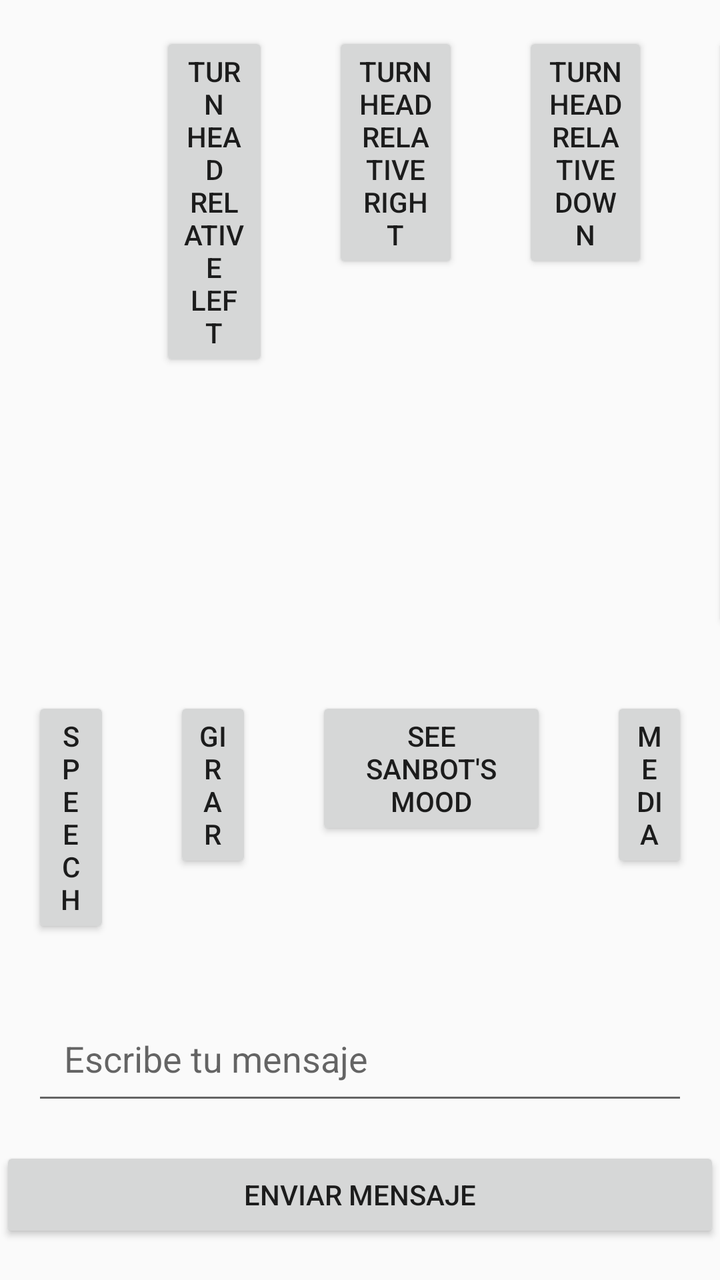
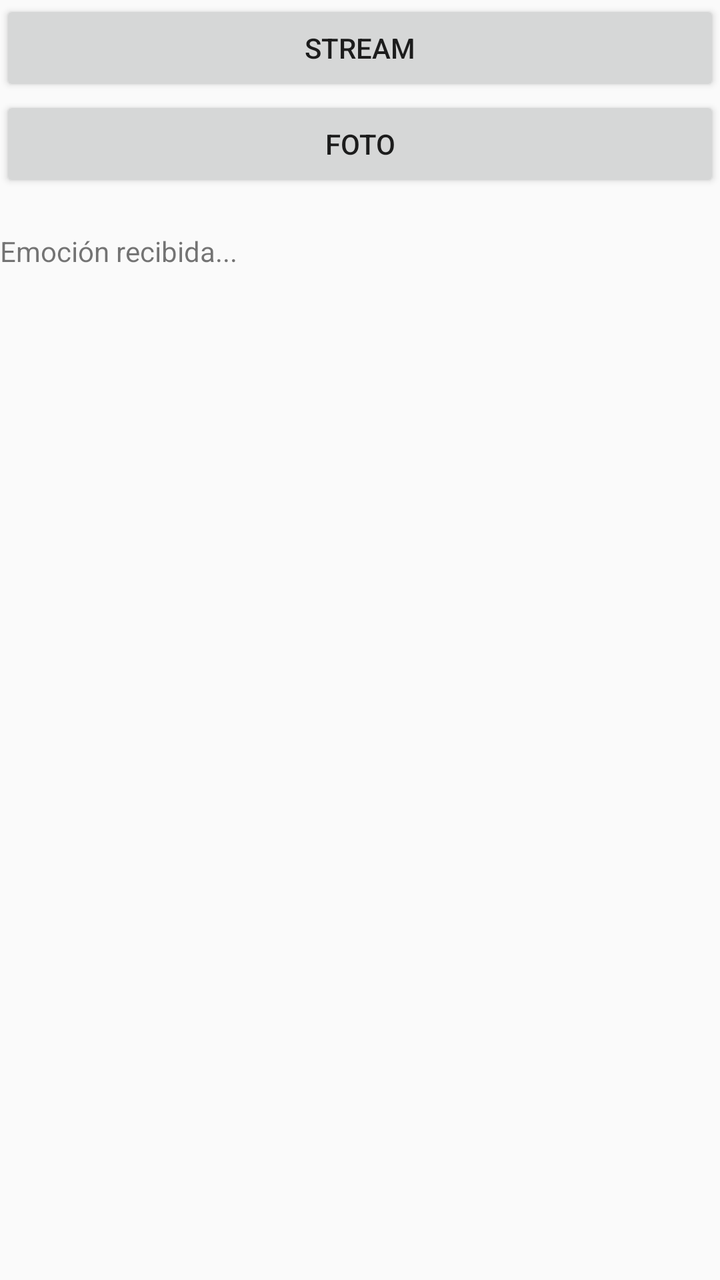

The first picture is an Android layout as it rendered before a commit; the second is the same layout after the commit. The layout source and the unified diff follow.
<!-- AndroidManifest.xml: activity theme AppTheme.NoActionBar -->
<!-- res/layout/activity_main.xml -->
<?xml version="1.0" encoding="utf-8"?>
<android.support.v7.widget.LinearLayoutCompat xmlns:android="http://schemas.android.com/apk/res/android"
    xmlns:app="http://schemas.android.com/apk/res-auto"
    xmlns:tools="http://schemas.android.com/tools"
    android:layout_width="match_parent"
    android:layout_height="match_parent"
    android:orientation="vertical"
    tools:context=".MainActivity">



    <LinearLayout
        android:layout_width="wrap_content"
        android:layout_height="wrap_content"
        android:orientation="horizontal">

        <Button
            android:id="@+id/ledOn"
            android:layout_width="0dp"
            android:layout_height="wrap_content"
            android:layout_margin="16dp"
            android:layout_weight="1"
            android:text="leds on" />

        <Button
            android:id="@+id/ledOff"
            android:layout_width="0dp"
            android:layout_height="wrap_content"
            android:layout_margin="16dp"
            android:layout_weight="1"
            android:text="leds off" />

        <Button
            android:id="@+id/headLeft"
            android:layout_width="0dp"
            android:layout_height="wrap_content"
            android:layout_margin="16dp"
            android:layout_weight="1"
            android:text="turn head relative left" />

        <Button
            android:id="@+id/headRight"
            android:layout_width="0dp"
            android:layout_height="wrap_content"
            android:layout_margin="16dp"
            android:layout_weight="1"
            android:text="turn head relative right" />
        <Button
            android:id="@+id/headDown"
            android:layout_width="0dp"
            android:layout_height="wrap_content"
            android:layout_margin="16dp"
            android:layout_weight="1"
            android:text="turn head relative down" />

        <Button
            android:id="@+id/headUp"
            android:layout_width="0dp"
            android:layout_height="wrap_content"
            android:layout_margin="16dp"
            android:layout_weight="1"
            android:text="turn head relative up" />
        <Button
            android:id="@+id/headCenter"
            android:layout_width="0dp"
            android:layout_height="wrap_content"
            android:layout_margin="16dp"
            android:layout_weight="1"
            android:text="reset head to center" />
    </LinearLayout>

    <LinearLayout
        android:layout_width="wrap_content"
        android:layout_height="wrap_content"
        android:orientation="horizontal">

        <Button
            android:id="@+id/buttonSayHi"
            android:layout_width="0dp"
            android:layout_height="wrap_content"
            android:layout_margin="16dp"
            android:layout_weight="1"
            android:text="Speech" />

        <Button
            android:id="@+id/buttonWheelForward"
            android:layout_width="0dp"
            android:layout_height="wrap_content"
            android:layout_margin="16dp"
            android:layout_weight="1"
            android:text="Girar" />

        <Button
            android:id="@+id/setEmotion"
            android:layout_width="0dp"
            android:layout_height="wrap_content"
            android:layout_margin="16dp"
            android:layout_weight="1"
            android:text="See Sanbot's  mood" />

        <Button
            android:id="@+id/media"
            android:layout_width="0dp"
            android:layout_height="wrap_content"
            android:layout_margin="16dp"
            android:layout_weight="1"
            android:text="Media" />

    </LinearLayout>


    <EditText
        android:id="@+id/messageEditText"
        android:layout_width="match_parent"
        android:layout_height="wrap_content"
        android:layout_margin="16dp"
        android:padding="16dp"
        android:hint="Escribe tu mensaje"
        android:inputType="text" />

    <Button
        android:id="@+id/sendButton"
        android:layout_width="match_parent"
        android:layout_height="wrap_content"
        android:text="Enviar mensaje" />

    <TextView
        android:id="@+id/receivedMessageTextView"
        android:layout_width="match_parent"
        android:layout_height="wrap_content"
        android:text="Mensajes recibidos..."
        android:paddingTop="20dp" />




    <Button
        android:id="@+id/escuchar"
        android:layout_width="match_parent"
        android:layout_height="wrap_content"
        android:text="Escuchar" />

    <TextView
        android:id="@+id/textoreconocido"
        android:layout_width="match_parent"
        android:layout_height="wrap_content"
        android:text="Texto reconocido..."
        android:paddingTop="20dp" />


    <Button
        android:id="@+id/decirfrase"
        android:layout_width="match_parent"
        android:layout_height="wrap_content"
        android:text="Decir frase" />

    <Button
        android:id="@+id/wav"
        android:layout_width="match_parent"
        android:layout_height="wrap_content"
        android:text="ESCUCHA WAV" />

    <TextureView
        android:id="@+id/tv_media"
        android:layout_width="match_parent"
        android:layout_height="match_parent"
        android:alpha="0"/>


</android.support.v7.widget.LinearLayoutCompat>
<!-- resources referenced by this layout -->
<resources>
  <style name="AppTheme.NoActionBar">
          <item name="windowActionBar">false</item>
          <item name="windowNoTitle">true</item>
      </style>
</resources>

<!-- the commit's change to res/layout/activity_main.xml (unified diff, before → after) -->
@@ -5,166 +5,37 @@
     android:layout_width="match_parent"
     android:layout_height="match_parent"
     android:orientation="vertical"
-    tools:context=".MainActivity">
-
-
-
-    <LinearLayout
-        android:layout_width="wrap_content"
-        android:layout_height="wrap_content"
-        android:orientation="horizontal">
-
-        <Button
-            android:id="@+id/ledOn"
-            android:layout_width="0dp"
-            android:layout_height="wrap_content"
-            android:layout_margin="16dp"
-            android:layout_weight="1"
-            android:text="leds on" />
-
-        <Button
-            android:id="@+id/ledOff"
-            android:layout_width="0dp"
-            android:layout_height="wrap_content"
-            android:layout_margin="16dp"
-            android:layout_weight="1"
-            android:text="leds off" />
-
-        <Button
-            android:id="@+id/headLeft"
-            android:layout_width="0dp"
-            android:layout_height="wrap_content"
-            android:layout_margin="16dp"
-            android:layout_weight="1"
-            android:text="turn head relative left" />
-
-        <Button
-            android:id="@+id/headRight"
-            android:layout_width="0dp"
-            android:layout_height="wrap_content"
-            android:layout_margin="16dp"
-            android:layout_weight="1"
-            android:text="turn head relative right" />
-        <Button
-            android:id="@+id/headDown"
-            android:layout_width="0dp"
-            android:layout_height="wrap_content"
-            android:layout_margin="16dp"
-            android:layout_weight="1"
-            android:text="turn head relative down" />
-
-        <Button
-            android:id="@+id/headUp"
-            android:layout_width="0dp"
-            android:layout_height="wrap_content"
-            android:layout_margin="16dp"
-            android:layout_weight="1"
-            android:text="turn head relative up" />
-        <Button
-            android:id="@+id/headCenter"
-            android:layout_width="0dp"
-            android:layout_height="wrap_content"
-            android:layout_margin="16dp"
-            android:layout_weight="1"
-            android:text="reset head to center" />
-    </LinearLayout>
-
-    <LinearLayout
-        android:layout_width="wrap_content"
-        android:layout_height="wrap_content"
-        android:orientation="horizontal">
-
-        <Button
-            android:id="@+id/buttonSayHi"
-            android:layout_width="0dp"
-            android:layout_height="wrap_content"
-            android:layout_margin="16dp"
-            android:layout_weight="1"
-            android:text="Speech" />
-
-        <Button
-            android:id="@+id/buttonWheelForward"
-            android:layout_width="0dp"
-            android:layout_height="wrap_content"
-            android:layout_margin="16dp"
-            android:layout_weight="1"
-            android:text="Girar" />
-
-        <Button
-            android:id="@+id/setEmotion"
-            android:layout_width="0dp"
-            android:layout_height="wrap_content"
-            android:layout_margin="16dp"
-            android:layout_weight="1"
-            android:text="See Sanbot's  mood" />
-
-        <Button
-            android:id="@+id/media"
-            android:layout_width="0dp"
-            android:layout_height="wrap_content"
-            android:layout_margin="16dp"
-            android:layout_weight="1"
-            android:text="Media" />
-
-    </LinearLayout>
-
-
-    <EditText
-        android:id="@+id/messageEditText"
-        android:layout_width="match_parent"
-        android:layout_height="wrap_content"
-        android:layout_margin="16dp"
-        android:padding="16dp"
-        android:hint="Escribe tu mensaje"
-        android:inputType="text" />
-
-    <Button
-        android:id="@+id/sendButton"
-        android:layout_width="match_parent"
-        android:layout_height="wrap_content"
-        android:text="Enviar mensaje" />
-
-    <TextView
-        android:id="@+id/receivedMessageTextView"
-        android:layout_width="match_parent"
-        android:layout_height="wrap_content"
-        android:text="Mensajes recibidos..."
-        android:paddingTop="20dp" />
-
-
+    tools:context=".MainActivityVoces">
 
 
     <Button
-        android:id="@+id/escuchar"
+        android:id="@+id/btnModoStream"
         android:layout_width="match_parent"
         android:layout_height="wrap_content"
-        android:text="Escuchar" />
-
-    <TextView
-        android:id="@+id/textoreconocido"
-        android:layout_width="match_parent"
-        android:layout_height="wrap_content"
-        android:text="Texto reconocido..."
-        android:paddingTop="20dp" />
+        android:text="STREAM" />
 
 
     <Button
-        android:id="@+id/decirfrase"
+        android:id="@+id/btnModoFoto"
         android:layout_width="match_parent"
         android:layout_height="wrap_content"
-        android:text="Decir frase" />
+        android:text="FOTO" />
 
-    <Button
-        android:id="@+id/wav"
+
+    <TextView
+        android:id="@+id/tvEstado"
         android:layout_width="match_parent"
         android:layout_height="wrap_content"
-        android:text="ESCUCHA WAV" />
+        android:text="Emoción recibida..."
+        android:paddingTop="20dp" />
 
     <TextureView
         android:id="@+id/tv_media"
         android:layout_width="match_parent"
         android:layout_height="match_parent"
-        android:alpha="0"/>
+        android:alpha="1"/>
+
+
 
 
 </android.support.v7.widget.LinearLayoutCompat>
